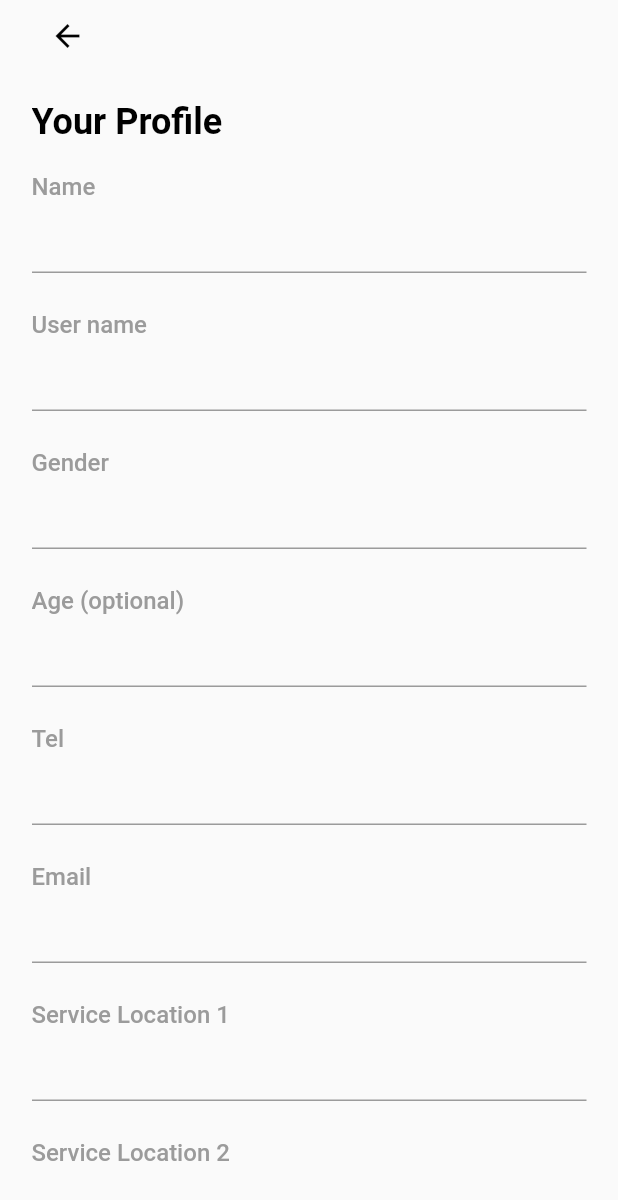
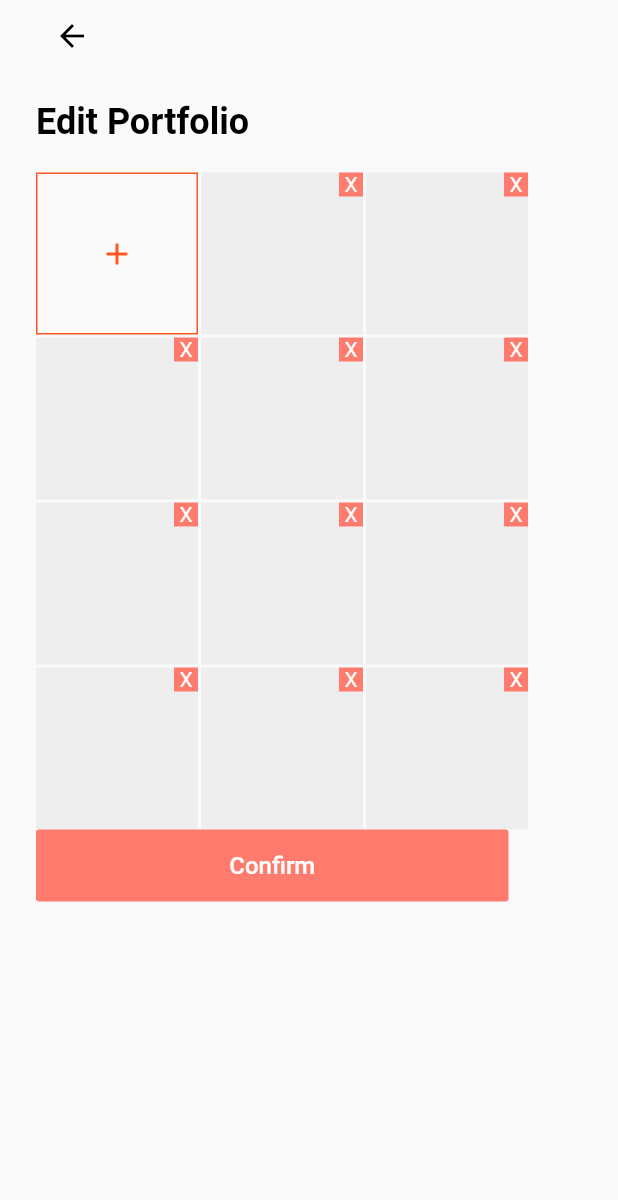
Before and after one commit to tkff1222/ui_screen, a Flutter app: the screen it shows after launch, on a phone screen of 412 x 824 dp. Shown: the top 1200 px of the screen. Run offline on Flutter 3.47's test engine with Material 2 defaults, Android fonts, the phone set to English and light mode, and no system bars; Roboto replaces fonts that are missing (Avenir).

Commit message:
H007b edit portfolio

```diff
--- a/lib/H007a.dart
+++ b/lib/H007a.dart
@@ -131,29 +131,7 @@ class _H007aState extends State<H007a> {
                   color: Color(0xFF9B9B9B),
                 ),),
               ),
-              new Stack(
-                children: <Widget>[
-                  new Container(
-                      width: 108,
-                      height:108,
-                      decoration: new BoxDecoration(
-                        color: Color(0xFFEEEEEE),
-                      ),
-                      child: new Container()
-                  ),
-                  Padding(
-                    padding: const EdgeInsets.only(left:92),
-                    child: new Container(
-                        width: 16,
-                        height:16,
-                        alignment: Alignment.center,
-                        decoration: new BoxDecoration(
-                          color: Color(0xFFFF7B6E),
-                        ),
-                        child: new Text('X', style: TextStyle(color: Colors.white),),),
-                  ),
-                ],
-              ),
+              _buildViewPhoto(),
               Padding(
                 padding: const EdgeInsets.only(top:26),
                 child: new Container(
@@ -179,3 +157,29 @@ class _H007aState extends State<H007a> {
     );
   }
 }
+
+_buildViewPhoto() {
+  return Stack(
+      children: <Widget>[
+        new Container(
+            width: 108,
+            height:108,
+            decoration: new BoxDecoration(
+              color: Color(0xFFEEEEEE),
+            ),
+            child: new Container()
+        ),
+        Padding(
+          padding: const EdgeInsets.only(left:92),
+          child: new Container(
+            width: 16,
+            height:16,
+            alignment: Alignment.center,
+            decoration: new BoxDecoration(
+              color: Color(0xFFFF7B6E),
+            ),
+            child: new Text('X', style: TextStyle(color: Colors.white),),),
+        ),
+      ],
+    );
+}
--- /dev/null
+++ b/lib/H007b.dart
@@ -0,0 +1,119 @@
+import 'package:flutter/material.dart';
+
+class H007b extends StatefulWidget {
+  H007b({Key key}) : super(key: key);
+
+  @override
+  _H007bState createState() => new _H007bState();
+}
+
+class _H007bState extends State<H007b> {
+  @override
+  Widget build(BuildContext context) {
+    return new Scaffold(
+      body: Padding(
+        padding: const EdgeInsets.only(left: 24, right: 23),
+        child: ListView(
+            children: <Widget>[
+              new Column(
+              mainAxisAlignment: MainAxisAlignment.start,
+              crossAxisAlignment: CrossAxisAlignment.start,
+              children: <Widget>[
+                IconButton(
+                  icon: Icon(Icons.arrow_back, color: Colors.black),
+                  onPressed: null,),
+                Padding(
+                  padding: const EdgeInsets.only(top:19, bottom: 20),
+                  child: new Text( "Edit Portfolio", style: TextStyle(
+                    fontSize: 24,
+                    fontWeight: FontWeight.w600,
+                    fontFamily: "Avenir",
+                    color: Color(0xFF000000),
+                  ),),
+                ),
+                new Row(
+                  children: <Widget>[
+                    Container(
+                        height: 108,
+                        width: 108,
+                        decoration: BoxDecoration(border: Border.all(color: Colors.deepOrange)),
+                        child: IconButton(
+                            icon: Icon(Icons.add, color: Colors.deepOrange),
+                            onPressed: null
+                        )
+                    ),
+                    SizedBox(width: 2.0),
+                    _buildViewPhoto(),
+                    SizedBox(width: 2.0),
+                    _buildViewPhoto(),
+                    //_buildViewPhoto(),
+                  ],
+                ),
+                SizedBox(height: 2),
+                _buildRowViewPhoto(),
+                SizedBox(height: 2),
+                _buildRowViewPhoto(),
+                SizedBox(height: 2),
+                _buildRowViewPhoto(),
+                new Container(
+                    width: 315,
+                    height:48,
+                    alignment: Alignment.center,
+                    decoration: new BoxDecoration(
+                      color: Color(0xFFFF7B6E),
+                      borderRadius: BorderRadius.circular(2),
+                    ),
+                    child: new Text( "Confirm", style: TextStyle(
+                      fontSize: 16,
+                      fontWeight: FontWeight.w500,
+                      fontFamily: "Avenir",
+                      color: Color(0xFFFFFFFF),
+                    ),),),
+              ]
+              )
+            ]
+        )
+      )
+    );
+  }
+}
+
+
+_buildViewPhoto() {
+  return Stack(
+    children: <Widget>[
+      new Container(
+          width: 108,
+          height:108,
+          decoration: new BoxDecoration(
+            color: Color(0xFFEEEEEE),
+          ),
+          child: new Container()
+      ),
+      Padding(
+        padding: const EdgeInsets.only(left:92),
+        child: new Container(
+          width: 16,
+          height:16,
+          alignment: Alignment.center,
+          decoration: new BoxDecoration(
+            color: Color(0xFFFF7B6E),
+          ),
+          child: new Text('X', style: TextStyle(color: Colors.white),),),
+      ),
+    ],
+  );
+}
+
+_buildRowViewPhoto() {
+  return Row(
+      children: <Widget>[
+        _buildViewPhoto(),
+        SizedBox(width: 2.0),
+        _buildViewPhoto(),
+        SizedBox(width: 2.0),
+        _buildViewPhoto(),
+        //_buildViewPhoto(),
+      ],
+    );
+}
--- a/lib/main.dart
+++ b/lib/main.dart
@@ -2,6 +2,7 @@ import 'package:flutter/material.dart';
 import 'package:ui_screen/H003.dart';
 import 'package:ui_screen/H006.dart';
 import 'package:ui_screen/H007a.dart';
+import 'package:ui_screen/H007b.dart';
 import 'package:ui_screen/M004.dart';
 import 'package:ui_screen/M005.dart';
 import 'package:ui_screen/ON003.dart';
@@ -28,7 +29,7 @@ class MyApp extends StatelessWidget {
         primarySwatch: Colors.blue,
       ),
       //home: MyHomePage(title: 'Flutter Demo Home Page'),
-      home:H007a(),
+      home:H007b(),
       //home: TestScreen(),
     );
   }
```
